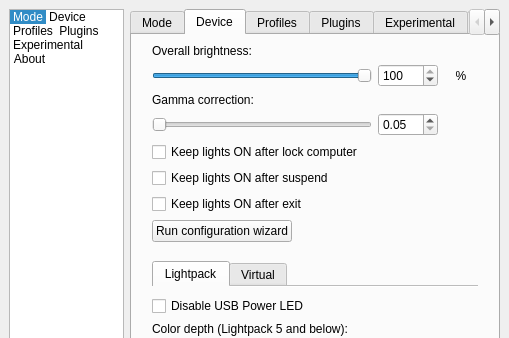
First picture: the form in Software/src/SettingsWindow.ui, repository woodenshark/Lightpack, before the edit; both pictures show x 0 to 509 and y 0 to 338 of the 509 by 658 pixel window.
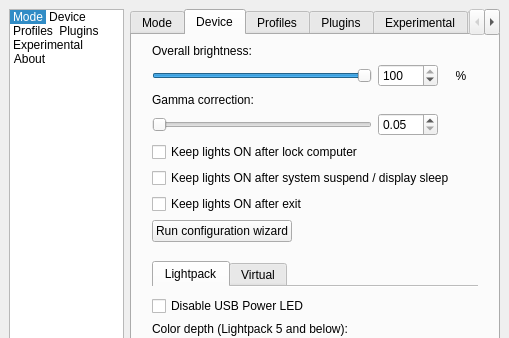
Second picture: the form after the edit. The open tabs and pages were chosen to show the change. Icons and pictures are not drawn. Custom widgets are drawn as their Qt base class.

Commit message: display sleep support

Patch:
```diff
--- a/Software/src/SettingsWindow.ui
+++ b/Software/src/SettingsWindow.ui
@@ -1678,7 +1678,7 @@
         <item row="6" column="0" colspan="3">
          <widget class="QCheckBox" name="checkBox_KeepLightsOnAfterSuspend">
           <property name="text">
-           <string>Keep lights ON after suspend</string>
+           <string>Keep lights ON after system suspend / display sleep</string>
           </property>
          </widget>
         </item>
```
The commit also changes 3 other files.
